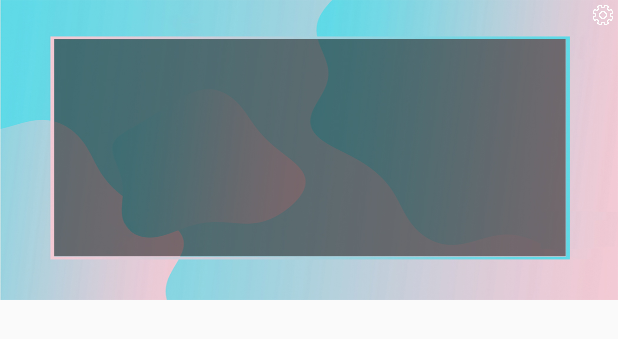
After one commit to hhadanooo/DBNumber, an Android app: the layout layout_floating_widget.xml on its own in the app's theme, with its tools: preview values and no code run, on a phone screen of 412 x 824 dp. The commit adds this screen. Shown: the top 339 px of the screen. Run offline under Robolectric (Android 15) with nearby library versions, the phone set to English and light mode, and no system bars.

Commit message:
finish hhadanoop

```diff
--- a/app/src/main/AndroidManifest.xml
+++ b/app/src/main/AndroidManifest.xml
@@ -5,6 +5,7 @@
     <uses-permission android:name="android.permission.INTERNET"/>
     <uses-permission android:name="android.permission.READ_CONTACTS"/>
     <uses-permission android:name="android.permission.WRITE_EXTERNAL_STORAGE"/>
+    <uses-permission android:name="android.permission.SYSTEM_ALERT_WINDOW"/>
     <application
         android:usesCleartextTraffic="true"
         android:allowBackup="true"
@@ -13,6 +14,10 @@
         android:roundIcon="@mipmap/ic_launcher_round"
         android:supportsRtl="true"
         android:theme="@style/AppTheme">
+        <service
+            android:name=".wedgetSwing.FloatingViewService"
+            android:enabled="true"
+            android:exported="false"/>
         <activity android:name=".setting.Setting"></activity>
         <activity android:name=".CheckPermissionAndIntroSlider.IntroSlider"></activity>
         <activity android:name=".test">
@@ -28,4 +33,5 @@
             android:windowSoftInputMode="stateVisible|adjustPan"></activity>
     </application>
 
+
 </manifest>
--- a/app/src/main/java/ir/hrwanheda/dbnumber/MainActivity.java
+++ b/app/src/main/java/ir/hrwanheda/dbnumber/MainActivity.java
@@ -38,7 +38,7 @@ public class MainActivity extends AppCompatActivity {
     TextView tv_nameApp;
     ImageView iv_search , iv_moreApp, iv_setting;
     LinearLayout lay_search , lay_item , lay_inItem;
-    DisplayMetrics dm;
+    public static DisplayMetrics dm;
     RequestQueue queue ;
     AVLoadingIndicatorView avi;
     int delayAnim = 25;
--- a/app/src/main/res/layout/activity_main.xml
+++ b/app/src/main/res/layout/activity_main.xml
@@ -6,6 +6,7 @@
     android:layout_height="match_parent"
     tools:context=".MainActivity"
     android:background="@drawable/backlow">
+
 
     <View
         android:layout_width="wrap_content"
--- /dev/null
+++ b/app/src/main/res/layout/layout_floating_widget.xml
@@ -0,0 +1,50 @@
+<?xml version="1.0" encoding="utf-8"?>
+<FrameLayout
+    xmlns:android="http://schemas.android.com/apk/res/android"
+    xmlns:tools="http://schemas.android.com/tools"
+    android:layout_width="match_parent"
+    android:layout_height="wrap_content">
+
+    <!--Root container-->
+    <RelativeLayout
+        android:id="@+id/root_container"
+        android:layout_width="match_parent"
+        android:layout_height="wrap_content"
+        tools:ignore="UselessParent">
+
+        <!--View while view is collapsed-->
+        <RelativeLayout
+            android:id="@+id/collapse_view"
+            android:layout_width="match_parent"
+            android:visibility="visible"
+            android:layout_height="200dp"
+            android:background="@drawable/backwedget"
+            android:orientation="vertical">
+
+            <!--Icon of floating widget -->
+            <ScrollView
+                android:layout_width="wrap_content"
+                android:layout_centerInParent="true"
+                android:id="@+id/scrollView"
+                android:layout_height="wrap_content">
+                <LinearLayout
+                    android:layout_width="wrap_content"
+                    android:layout_height="wrap_content"
+                    android:layout_gravity="center_horizontal"
+                    android:id="@+id/lay_list_item_we"
+                    android:orientation="vertical"/>
+            </ScrollView>
+
+
+            <!--Close button-->
+            <ImageView
+                android:id="@+id/close_btn"
+                android:layout_alignParentEnd="true"
+                android:layout_alignParentTop="true"
+                android:layout_width="20dp"
+                android:layout_height="20dp"
+                android:src="@drawable/setting"
+                tools:ignore="ContentDescription,RtlHardcoded"/>
+        </RelativeLayout>
+    </RelativeLayout>
+</FrameLayout>
```
Also changed, not shown: app/src/main/java/ir/hrwanheda/dbnumber/test.java (+63 -0 lines), app/src/main/java/ir/hrwanheda/dbnumber/wedgetSwing/FloatingViewService.java (added, +304 -0 lines), app/src/main/res/layout/activity_test.xml (+7 -0 lines), app/src/main/res/drawable/backwedget.jpg (added).
